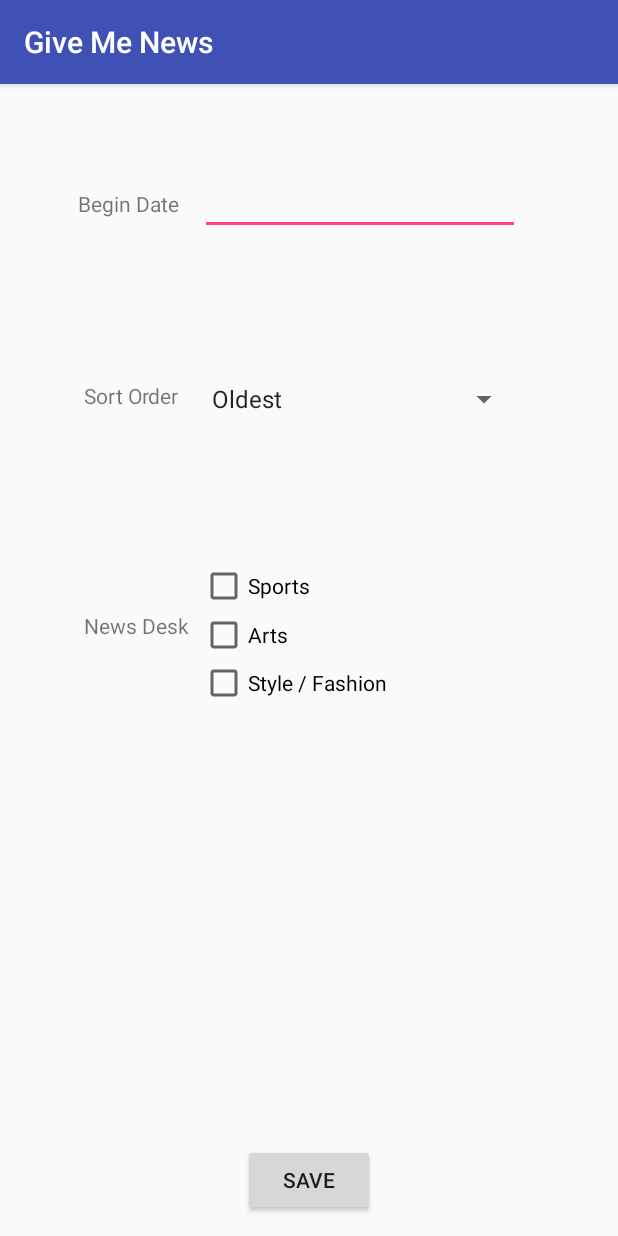
After one commit to kinisoftware/give-me-news, an Android app: the FilterActivity screen opened directly, with no data from a screen before it, on a phone screen of 412 x 824 dp. The commit adds this screen. Run offline under Robolectric (Android 15) with nearby library versions, the phone set to English and light mode, and no system bars; our stand-ins replace ButterKnife.

Commit message:
News search filters added

```diff
--- a/app/src/main/AndroidManifest.xml
+++ b/app/src/main/AndroidManifest.xml
@@ -18,7 +18,8 @@
                 <category android:name="android.intent.category.LAUNCHER" />
             </intent-filter>
         </activity>
-        <activity android:name=".ArticleActivity"></activity>
+        <activity android:name=".ArticleActivity" />
+        <activity android:name=".FilterActivity"></activity>
     </application>
 
 </manifest>
--- /dev/null
+++ b/app/src/main/java/com/kinisoftware/givemenews/FilterActivity.java
@@ -0,0 +1,80 @@
+package com.kinisoftware.givemenews;
+
+import android.content.Intent;
+import android.os.Bundle;
+import android.support.v7.app.AppCompatActivity;
+import android.widget.CheckBox;
+import android.widget.EditText;
+import android.widget.Spinner;
+
+import com.kinisoftware.givemenews.model.SearchFilters;
+
+import java.text.ParseException;
+import java.text.SimpleDateFormat;
+
+import butterknife.BindView;
+import butterknife.ButterKnife;
+import butterknife.OnClick;
+
+public class FilterActivity extends AppCompatActivity {
+
+    public static final String DUE_DATE_FORMAT = "dd/MM/yy";
+
+    private SearchFilters searchFilters;
+
+    @BindView(R.id.etBeginDate)
+    EditText etBeginDate;
+    @BindView(R.id.spSortOrder)
+    Spinner spSortOrder;
+    @BindView(R.id.cbArts)
+    CheckBox cbArts;
+    @BindView(R.id.cbSports)
+    CheckBox cbSports;
+    @BindView(R.id.cbStyleFashion)
+    CheckBox cbStyleFashion;
+
+    @OnClick(R.id.btSave)
+    void saveFilters() {
+        String beginDate = etBeginDate.getText().toString();
+        try {
+            if (!beginDate.isEmpty()) {
+                searchFilters.setBeginDate(getDateFormatForDueDate().parse(beginDate));
+            }
+        } catch (ParseException e) {
+            e.printStackTrace();
+        }
+
+        String sortOrder = (String) spSortOrder.getSelectedItem();
+        searchFilters.setSortOrder(sortOrder);
+
+        if (cbArts.isChecked()) {
+            searchFilters.addDeskValues(cbArts.getText().toString());
+        }
+
+        if (cbSports.isChecked()) {
+            searchFilters.addDeskValues(cbSports.getText().toString());
+        }
+
+        if (cbStyleFashion.isChecked()) {
+            searchFilters.addDeskValues(cbStyleFashion.getText().toString());
+        }
+
+        Intent intent = new Intent();
+        intent.putExtra("filters", searchFilters);
+        setResult(RESULT_OK, intent);
+        finish();
+    }
+
+    @Override
+    protected void onCreate(Bundle savedInstanceState) {
+        super.onCreate(savedInstanceState);
+        setContentView(R.layout.activity_filter);
+        ButterKnife.bind(this);
+
+        searchFilters = new SearchFilters();
+    }
+
+    private SimpleDateFormat getDateFormatForDueDate() {
+        return new SimpleDateFormat(DUE_DATE_FORMAT);
+    }
+}
--- a/app/src/main/java/com/kinisoftware/givemenews/model/SearchResponse.java
+++ b/app/src/main/java/com/kinisoftware/givemenews/model/SearchResponse.java
@@ -7,6 +7,7 @@ import java.util.List;
 
 public class SearchResponse {
 
+    public String status;
     public Response response;
 
     public static class Response {
--- /dev/null
+++ b/app/src/main/res/layout/activity_filter.xml
@@ -0,0 +1,101 @@
+<?xml version="1.0" encoding="utf-8"?>
+<RelativeLayout xmlns:android="http://schemas.android.com/apk/res/android"
+    xmlns:app="http://schemas.android.com/apk/res-auto"
+    xmlns:tools="http://schemas.android.com/tools"
+    android:layout_width="match_parent"
+    android:layout_height="match_parent"
+    tools:context="com.kinisoftware.givemenews.FilterActivity">
+
+    <TextView
+        android:id="@+id/textView"
+        android:layout_width="wrap_content"
+        android:layout_height="wrap_content"
+        android:layout_alignParentLeft="true"
+        android:layout_alignParentStart="true"
+        android:layout_alignParentTop="true"
+        android:layout_marginLeft="52dp"
+        android:layout_marginStart="52dp"
+        android:layout_marginTop="70dp"
+        android:text="Begin Date" />
+
+    <EditText
+        android:id="@+id/etBeginDate"
+        android:layout_width="wrap_content"
+        android:layout_height="wrap_content"
+        android:layout_alignParentTop="true"
+        android:layout_marginLeft="14dp"
+        android:layout_marginStart="14dp"
+        android:layout_marginTop="55dp"
+        android:layout_toEndOf="@+id/textView"
+        android:layout_toRightOf="@+id/textView"
+        android:ems="10"
+        android:inputType="date" />
+
+    <TextView
+        android:id="@+id/textView2"
+        android:layout_width="wrap_content"
+        android:layout_height="wrap_content"
+        android:layout_below="@+id/etBeginDate"
+        android:layout_marginTop="97dp"
+        android:layout_toLeftOf="@+id/etBeginDate"
+        android:layout_toStartOf="@+id/etBeginDate"
+        android:text="Sort Order" />
+
+    <Spinner
+        android:id="@+id/spSortOrder"
+        android:layout_width="match_parent"
+        android:layout_height="wrap_content"
+        android:layout_alignEnd="@+id/etBeginDate"
+        android:layout_alignLeft="@+id/etBeginDate"
+        android:layout_alignRight="@+id/etBeginDate"
+        android:layout_alignStart="@+id/etBeginDate"
+        android:layout_alignTop="@+id/textView2"
+        android:entries="@array/sort_array" />
+
+    <TextView
+        android:id="@+id/textView3"
+        android:layout_width="wrap_content"
+        android:layout_height="wrap_content"
+        android:layout_alignLeft="@+id/textView2"
+        android:layout_alignStart="@+id/textView2"
+        android:layout_below="@+id/spSortOrder"
+        android:layout_marginTop="129dp"
+        android:text="News Desk" />
+
+    <Button
+        android:id="@+id/btSave"
+        android:layout_width="wrap_content"
+        android:layout_height="wrap_content"
+        android:layout_alignParentBottom="true"
+        android:layout_centerHorizontal="true"
+        android:layout_marginBottom="13dp"
+        android:text="Save" />
+
+    <CheckBox
+        android:id="@+id/cbArts"
+        android:layout_width="wrap_content"
+        android:layout_height="wrap_content"
+        android:layout_alignLeft="@+id/cbSports"
+        android:layout_alignStart="@+id/cbSports"
+        android:layout_alignTop="@+id/textView3"
+        android:text="Arts" />
+
+    <CheckBox
+        android:id="@+id/cbSports"
+        android:layout_width="wrap_content"
+        android:layout_height="wrap_content"
+        android:layout_alignBottom="@+id/textView3"
+        android:layout_alignLeft="@+id/spSortOrder"
+        android:layout_alignStart="@+id/spSortOrder"
+        android:layout_marginBottom="20dp"
+        android:text="Sports" />
+
+    <CheckBox
+        android:id="@+id/cbStyleFashion"
+        android:layout_width="wrap_content"
+        android:layout_height="wrap_content"
+        android:layout_alignLeft="@+id/cbArts"
+        android:layout_alignStart="@+id/cbArts"
+        android:layout_below="@+id/cbArts"
+        android:text="Style / Fashion" />
+</RelativeLayout>
--- /dev/null
+++ b/app/src/main/res/values/sort_array.xml
@@ -0,0 +1,7 @@
+<?xml version="1.0" encoding="utf-8"?>
+<resources>
+    <string-array name="sort_array">
+        <item>Oldest</item>
+        <item>Newest</item>
+    </string-array>
+</resources>
```
Also changed, not shown: app/src/main/java/com/kinisoftware/givemenews/NewYorkTimesApi.java (+13 -1 lines), app/src/main/java/com/kinisoftware/givemenews/SearchActivity.java (+52 -3 lines), app/src/main/java/com/kinisoftware/givemenews/model/SearchFilters.java (added, +74 -0 lines), app/src/main/res/menu/menu_main.xml (added, +10 -0 lines), app/src/main/res/drawable-hdpi/ic_filter.png (added), app/src/main/res/drawable-mdpi/ic_filter.png (added), app/src/main/res/drawable-xhdpi/ic_filter.png (added), app/src/main/res/drawable-xxhdpi/ic_filter.png (added).
